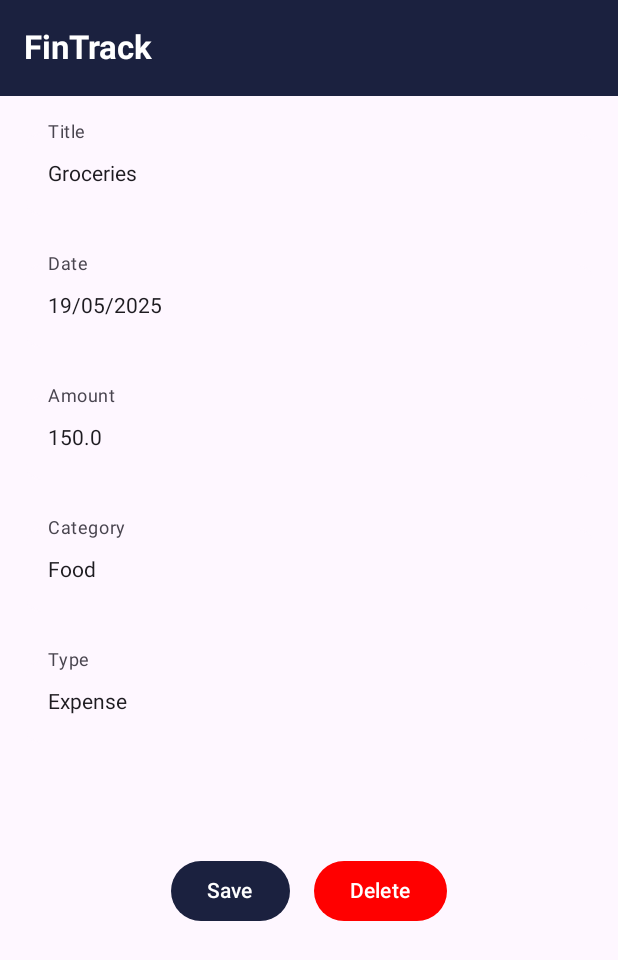
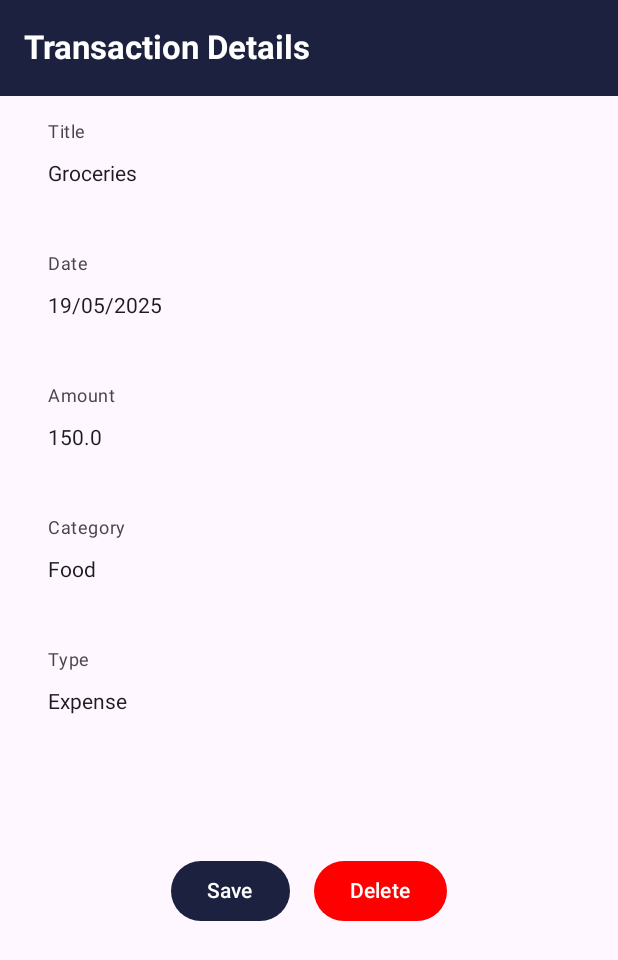
Before and after one commit to SantBreno/fintrack, an Android app built with Jetpack Compose: the @Preview function TransactionDetailScreenPreview, on a phone screen of 412 x 824 dp. Shown: the top 960 px of the screen. Run offline under Robolectric (Android 15) with nearby library versions, the light colour scheme and no system bars.

Commit message:
fix: Correct TransactionDetailScreen title
The title of the `TransactionDetailScreen` was previously "FinTrack". This commit changes it to "Transaction Details" to accurately reflect the screen's content.

```diff
--- a/app/src/main/java/com/devsant/fintrack/ui/screens/TransactionDetailScreen.kt
+++ b/app/src/main/java/com/devsant/fintrack/ui/screens/TransactionDetailScreen.kt
@@ -66,7 +66,7 @@ fun TransactionDetailScreen(
             topBar = {
                 TopAppBar(
                     title = {
-                        Text("FinTrack", color = Color.White, fontWeight = FontWeight.Bold)
+                        Text("Transaction Details", color = Color.White, fontWeight = FontWeight.Bold)
                     },
                     colors = TopAppBarDefaults.topAppBarColors(
                         containerColor = Color(0xFF1B213F)
```
